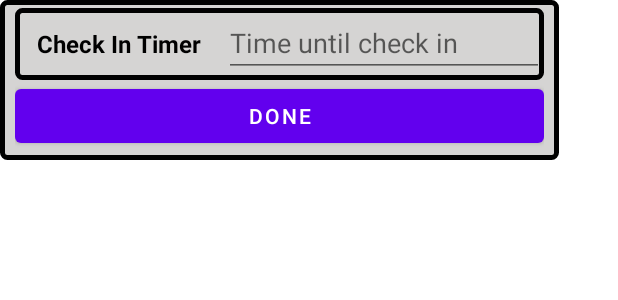
After one commit to otaylor2023/Hermes, an Android app: the layout check_in_pop_up.xml on its own in the app's theme, with its tools: preview values and no code run, on a phone screen of 412 x 824 dp. The commit adds this screen. Shown: the top 300 px of the screen. Run offline under Robolectric (Android 15) with nearby library versions, the phone set to English and light mode, and no system bars.

Commit message:
Implemented Check In Button

```diff
--- /dev/null
+++ b/app/src/main/res/layout/check_in_pop_up.xml
@@ -0,0 +1,48 @@
+<LinearLayout xmlns:android="http://schemas.android.com/apk/res/android"
+    xmlns:app="http://schemas.android.com/apk/res-auto"
+    xmlns:tools="http://schemas.android.com/tools"
+    style="@style/crime_label_styles"
+    android:layout_width="wrap_content"
+    android:layout_height="wrap_content"
+    android:background="@drawable/button_background"
+    android:clickable="true"
+    android:focusable="true"
+    android:focusableInTouchMode="true"
+    android:orientation="vertical"
+    android:paddingVertical="5dp">
+
+    <LinearLayout
+        android:layout_width="match_parent"
+        android:layout_height="wrap_content"
+        android:layout_weight="1"
+        android:background="@drawable/button_background"
+        android:orientation="horizontal">
+
+        <TextView
+            style="@style/crime_label_styles"
+            android:layout_height="wrap_content"
+            android:width="139dp"
+            android:text="Check In Timer"
+            android:textAppearance="@style/crime_label_styles" />
+
+        <EditText
+            android:id="@+id/checkInTime"
+            android:layout_width="wrap_content"
+            android:layout_height="wrap_content"
+            android:layout_alignParentBottom="true"
+            android:layout_alignParentLeft="true"
+            android:layout_alignParentStart="true"
+            android:ems="10"
+            android:inputType="time"
+            android:hint="Time until check in"/>
+
+    </LinearLayout>
+
+    <Button
+        android:id="@+id/pickedTime"
+        android:layout_width="match_parent"
+        android:layout_height="wrap_content"
+        android:layout_weight="1"
+        android:text="Done" />
+
+</LinearLayout>
--- a/app/src/main/res/layout/fragment_s_o_s.xml
+++ b/app/src/main/res/layout/fragment_s_o_s.xml
@@ -46,7 +46,7 @@
         app:layout_constraintVertical_bias="0.53" />
 
     <Button
-        android:id="@+id/fakeCall"
+        android:id="@+id/checkIn"
         android:layout_width="185dp"
         android:layout_height="72dp"
         android:layout_marginBottom="116dp"
```
Also changed, not shown: app/src/main/java/com/hermes/ui/main/SOS.java (+82 -1 lines).
